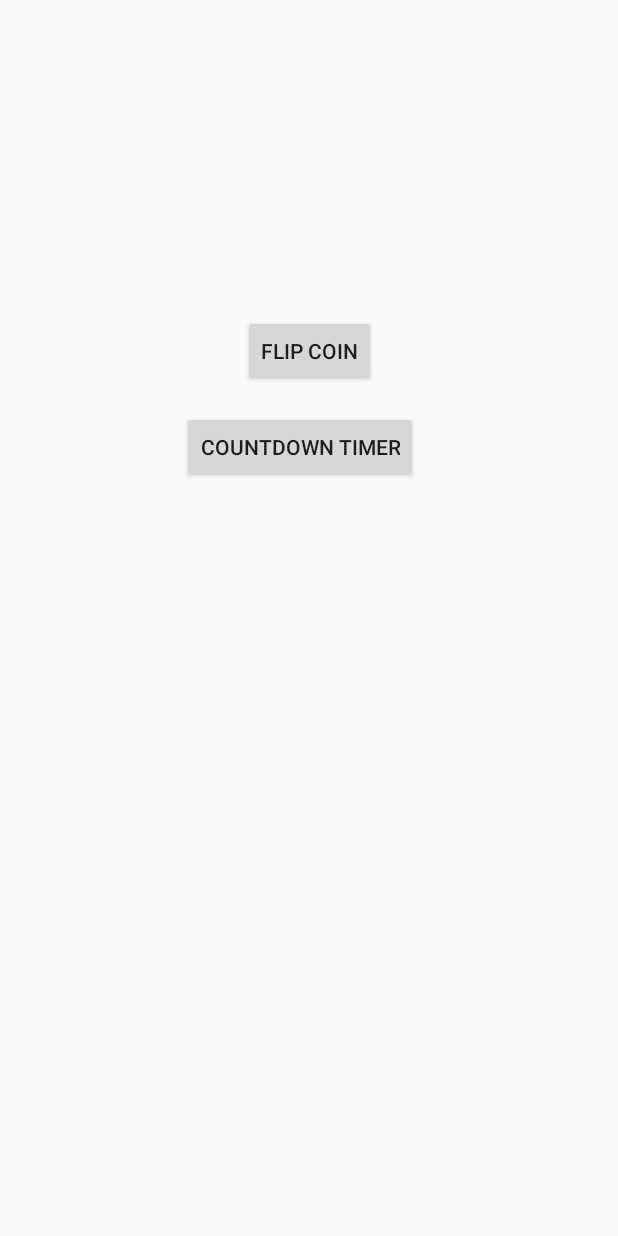
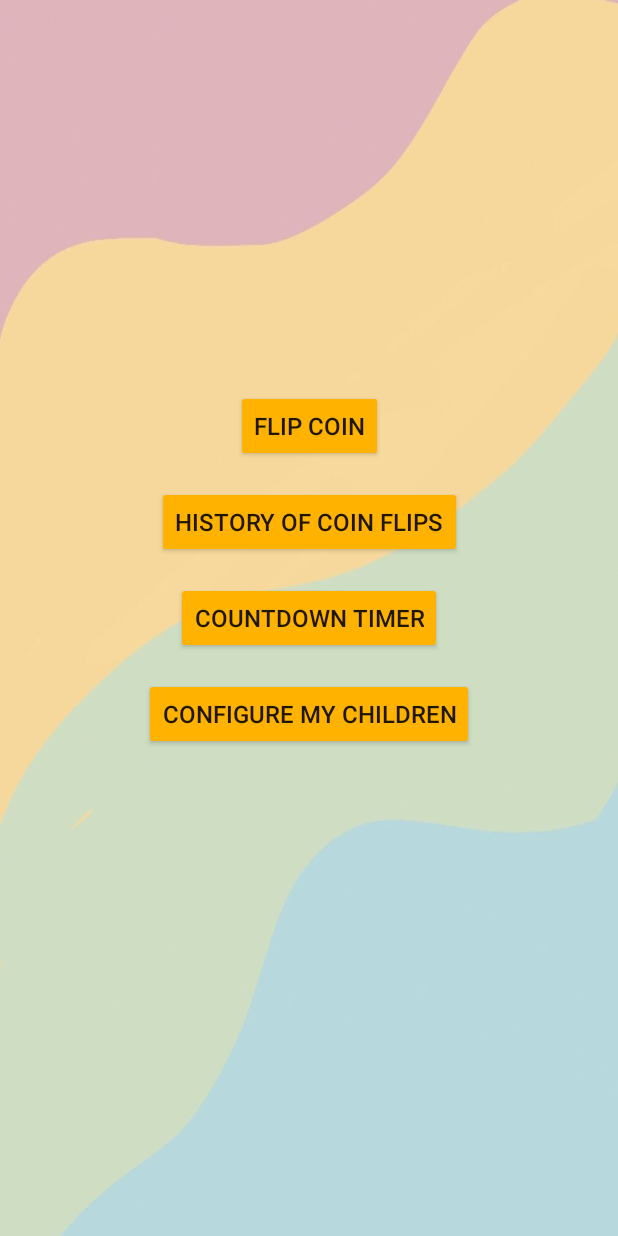
Before and after one commit to bdegouti/Parenting-App, an Android app: the screen it shows after launch (MainMenuActivity), on a phone screen of 412 x 824 dp. Run offline under Robolectric (Android 15) with nearby library versions, the phone set to English and light mode, and no system bars.

Commit message:
[natran] Create buttons FlipCoin, History of coin flips, Countdown Timer, and Configure Children in Main Menu. Add background to MainMenu.

```diff
--- a/app/src/main/res/layout/activity_main_menu.xml
+++ b/app/src/main/res/layout/activity_main_menu.xml
@@ -4,16 +4,17 @@
     xmlns:tools="http://schemas.android.com/tools"
     android:layout_width="match_parent"
     android:layout_height="match_parent"
+    android:background="@drawable/pastel_wallpaper"
     tools:context=".MainMenuActivity">
 
     <Button
         android:id="@+id/buttonTimer"
         android:layout_width="wrap_content"
         android:layout_height="wrap_content"
-        android:layout_marginStart="155dp"
-        android:layout_marginTop="274dp"
-        android:layout_marginEnd="168dp"
+        android:backgroundTint="#FFB300"
         android:text="Countdown Timer"
+        android:textSize="16sp"
+        app:layout_constraintBottom_toBottomOf="parent"
         app:layout_constraintEnd_toEndOf="parent"
         app:layout_constraintStart_toStartOf="parent"
         app:layout_constraintTop_toTopOf="parent" />
@@ -23,9 +24,35 @@
         android:layout_width="wrap_content"
         android:layout_height="wrap_content"
         android:layout_marginBottom="16dp"
+        android:backgroundTint="#FFB300"
         android:text="Flip Coin"
+        android:textSize="16sp"
+        app:layout_constraintBottom_toTopOf="@+id/buttonFlipCoinHistory"
+        app:layout_constraintEnd_toEndOf="parent"
+        app:layout_constraintStart_toStartOf="parent" />
+
+    <Button
+        android:id="@+id/buttonFlipCoinHistory"
+        android:layout_width="wrap_content"
+        android:layout_height="wrap_content"
+        android:layout_marginBottom="16dp"
+        android:backgroundTint="#FFB300"
+        android:text="History of Coin Flips"
+        android:textSize="16sp"
         app:layout_constraintBottom_toTopOf="@+id/buttonTimer"
         app:layout_constraintEnd_toEndOf="parent"
         app:layout_constraintStart_toStartOf="parent" />
 
+    <Button
+        android:id="@+id/buttonConfigureChildren"
+        android:layout_width="wrap_content"
+        android:layout_height="wrap_content"
+        android:layout_marginTop="16dp"
+        android:backgroundTint="#FFB300"
+        android:text="Configure my children"
+        android:textSize="16sp"
+        app:layout_constraintEnd_toEndOf="parent"
+        app:layout_constraintStart_toStartOf="parent"
+        app:layout_constraintTop_toBottomOf="@+id/buttonTimer" />
+
 </androidx.constraintlayout.widget.ConstraintLayout>
```
Also changed, not shown: app/src/main/res/drawable-mdpi/pastel_wallpaper.jpg (added).
